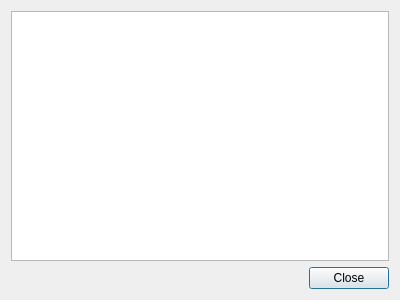
Old version of the form mslib/msui/ui/ui_shortcuts.ui in the repository Open-MSS/MSS.
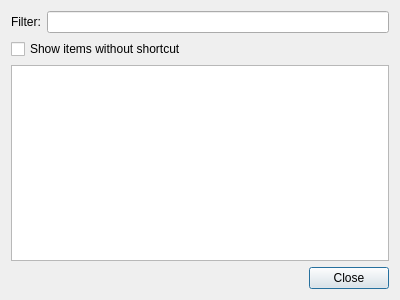
New version of the form.

Commit message: Add more shortcut functionality

The edit to the form file:
```diff
--- a/mslib/msui/ui/ui_shortcuts.ui
+++ b/mslib/msui/ui/ui_shortcuts.ui
@@ -14,6 +14,27 @@
    <string>Shortcuts</string>
   </property>
   <layout class="QVBoxLayout" name="verticalLayout">
+   <item>
+    <layout class="QHBoxLayout" name="horizontalLayout">
+     <item>
+      <widget class="QLabel" name="label">
+       <property name="text">
+        <string>Filter:</string>
+       </property>
+      </widget>
+     </item>
+     <item>
+      <widget class="QLineEdit" name="leShortcutFilter"/>
+     </item>
+    </layout>
+   </item>
+   <item>
+    <widget class="QCheckBox" name="cbNoShortcut">
+     <property name="text">
+      <string>Show items without shortcut</string>
+     </property>
+    </widget>
+   </item>
    <item>
     <widget class="QTreeWidget" name="treeWidget">
      <attribute name="headerVisible">
```
The commit also changes 2 other files.
